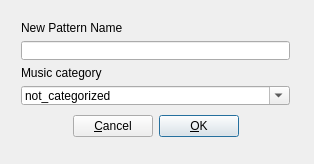
Before: the Qt Designer form gui/src/UI/PatternPropertiesDialog_UI.ui in hydrogen-music/hydrogen, drawn with Qt 5.
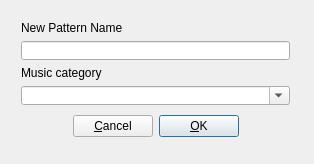
After: the same form once the commit is applied.

Commit message: PatternPropertiesDialog.cpp: add category comboBox funktion

The edit to the form file:
```diff
--- a/gui/src/UI/PatternPropertiesDialog_UI.ui
+++ b/gui/src/UI/PatternPropertiesDialog_UI.ui
@@ -46,11 +46,6 @@
         <property name="editable" >
          <bool>true</bool>
         </property>
-        <item>
-         <property name="text" >
-          <string>not_categorized</string>
-         </property>
-        </item>
        </widget>
       </item>
      </layout>
```
Left out of the diff: 2 changed lines with no effect on the pictures. The commit also changes 1 other file.
